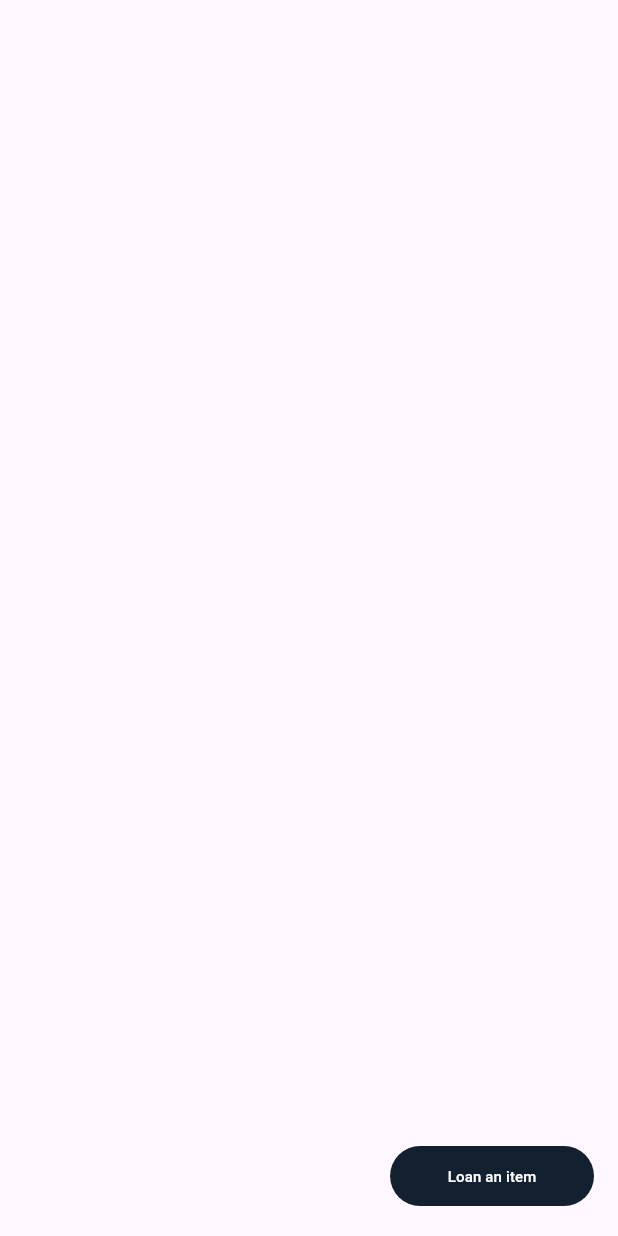
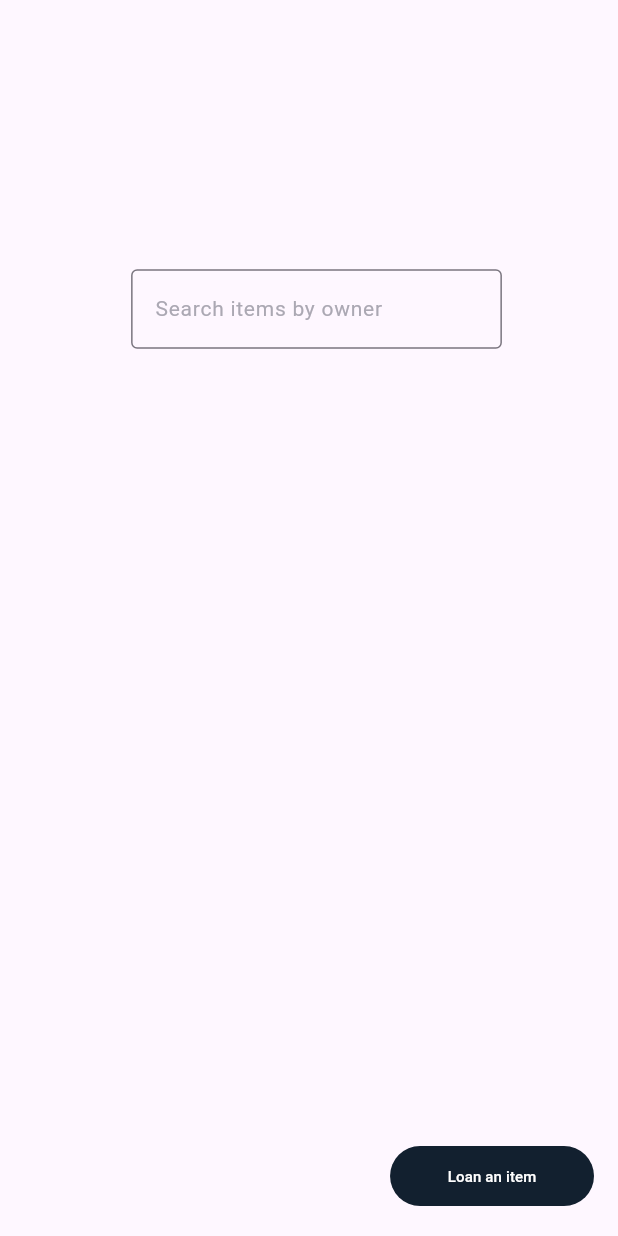
Before and after one commit to CrimsonDreamers/CSCI-S-71-Project---CommuShare, a Flutter app: the screen it shows after launch, on a phone screen of 412 x 824 dp. Run offline on Flutter 3.47's test engine with Material 3 defaults, Android fonts, the light colour scheme and no system bars; our stand-ins replace cloud_firestore, firebase_core, fluttertoast, rflutter_alert; accounts and stored records are empty; Roboto replaces fonts that are missing (poppins).

Commit message:
Search bar owners

```diff
--- a/commushare_front/lib/views/home.dart
+++ b/commushare_front/lib/views/home.dart
@@ -16,6 +16,7 @@ class Home extends StatefulWidget {
 
 class _HomeState extends State<Home> {
   late DatabaseService databaseService;
+  String? search;
 
   @override
   void initState() {
@@ -64,6 +65,39 @@ class _HomeState extends State<Home> {
             //   ],
             // ),
             Expanded(child: Container()),
+            Container(
+                  margin: const EdgeInsets.only(
+                    left: 10,
+                  ),
+                  width: MediaQuery.of(context).size.width * 0.6,
+                  child: TextFormField(
+                    key: const Key("Search"),
+                    style: const TextStyle(
+                        fontFamily: "poppins",
+                        fontSize: 14,
+                        color: mainColor),
+                    textAlign: TextAlign.start,
+                    onChanged: (value) {
+                      setState(() {
+                        search = value;
+                      });
+                    },
+                    decoration: const InputDecoration(
+                      hintText: 'Search items by owner',
+                      fillColor: Colors.white,
+                      focusColor: Colors.white,
+                      hoverColor: Colors.white,
+                      border: OutlineInputBorder(
+                          borderSide: BorderSide(color: mainColor)),
+                      hintStyle: TextStyle(
+                          fontSize: 14,
+                          color: Color(0xFFABA8B3),
+                          fontFamily: 'poppins'),
+                    ),
+                  ),
+                ),
+                Container(height: 20,),
+
             FutureBuilder(
               future: databaseService.getItems(),
               builder:
@@ -75,6 +109,11 @@ class _HomeState extends State<Home> {
                     return Text("Error: ${snapshot.error}");
                   } else {
                     List<Item> items = snapshot.data!;
+                    if (search != null && search != ""){
+
+                      items = items.where((element) => element.owner.contains(search!)).toList();
+                    }
+
                     return SizedBox(
                         width: MediaQuery.of(context).size.width * 0.9,
                         height: MediaQuery.of(context).size.height * 0.5,
--- a/commushare_front/lib/views/item.dart
+++ b/commushare_front/lib/views/item.dart
@@ -42,6 +42,7 @@ class ItemWidgetState extends State<ItemWidget> {
       shownDescription = item.description ?? "";
     }
     return Directionality(
+      key: const Key("Item"),
       textDirection: TextDirection.ltr,
       child: SizedBox(
         width: MediaQuery.of(context).size.width * 0.8,
```
Also changed, not shown: 2 other files.
